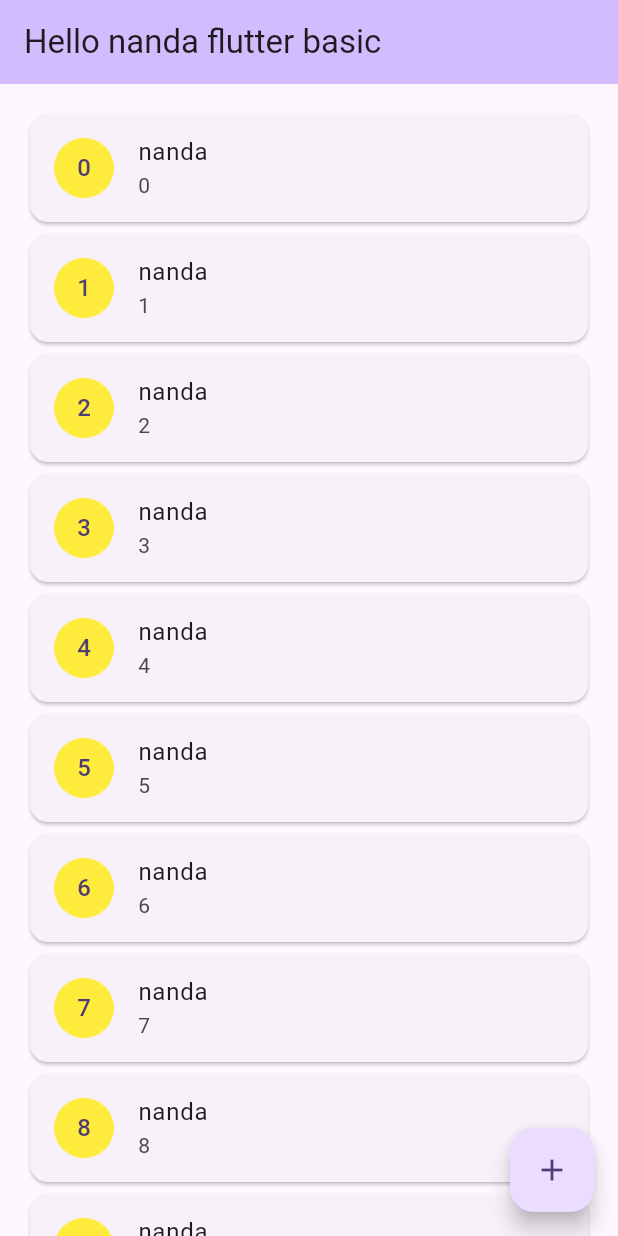
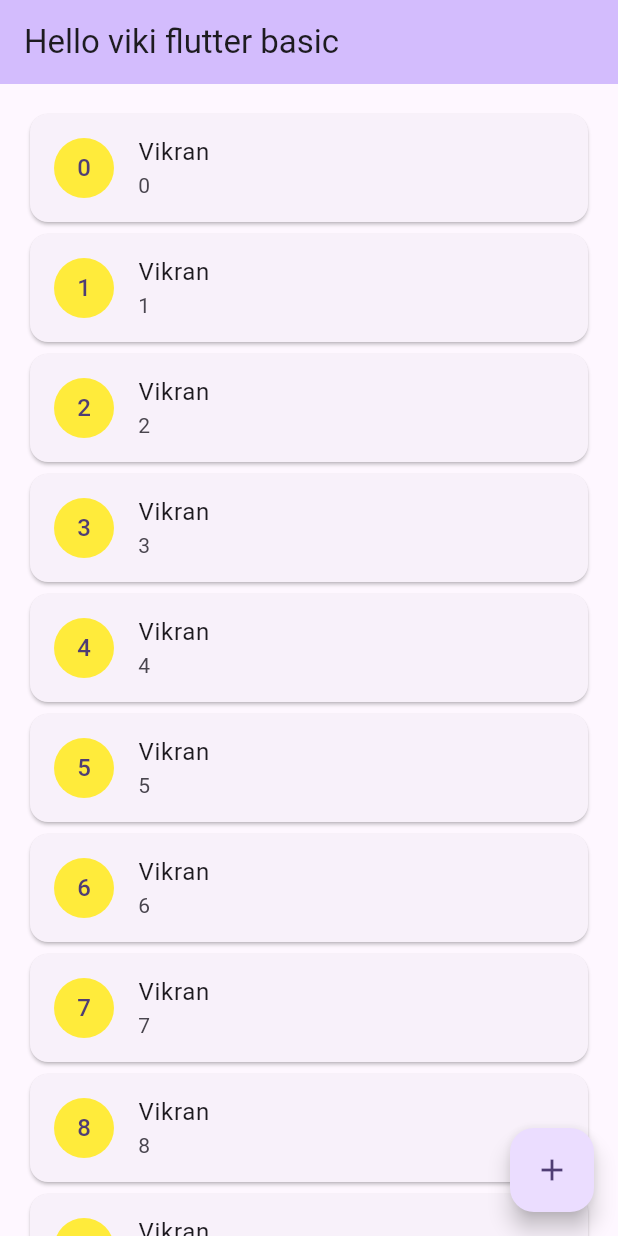
Before and after one commit to VikranHasan/Tugas2, a Flutter app: the screen it shows after launch, on a phone screen of 412 x 824 dp. Run offline on Flutter 3.47's test engine with Material 3 defaults, Android fonts, the phone set to English and light mode, and no system bars.

Commit message:
aplod ulang

```diff
--- a/lib/main.dart
+++ b/lib/main.dart
@@ -15,7 +15,7 @@ class MyApp extends StatelessWidget {
         colorScheme: ColorScheme.fromSeed(seedColor: Colors.deepPurple),
         useMaterial3: true,
       ),
-      home: const MyHomePage(title: 'Hello nanda flutter basic '),
+      home: const MyHomePage(title: 'Hello viki flutter basic '),
     );
   }
 }
@@ -46,7 +46,7 @@ class _MyHomePageState extends State<MyHomePage> {
                 backgroundColor: Colors.yellow,
                 child: Text('$index'),
               ),
-              title: Text('nanda'),
+              title: Text('Vikran'),
               subtitle: Text('$index'),
             ),
           );
```
